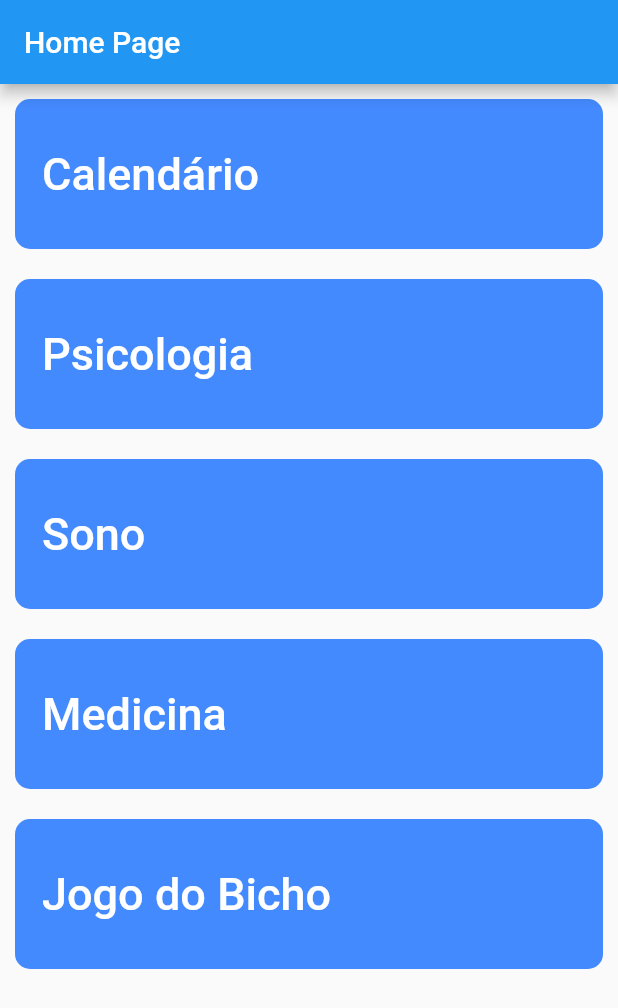
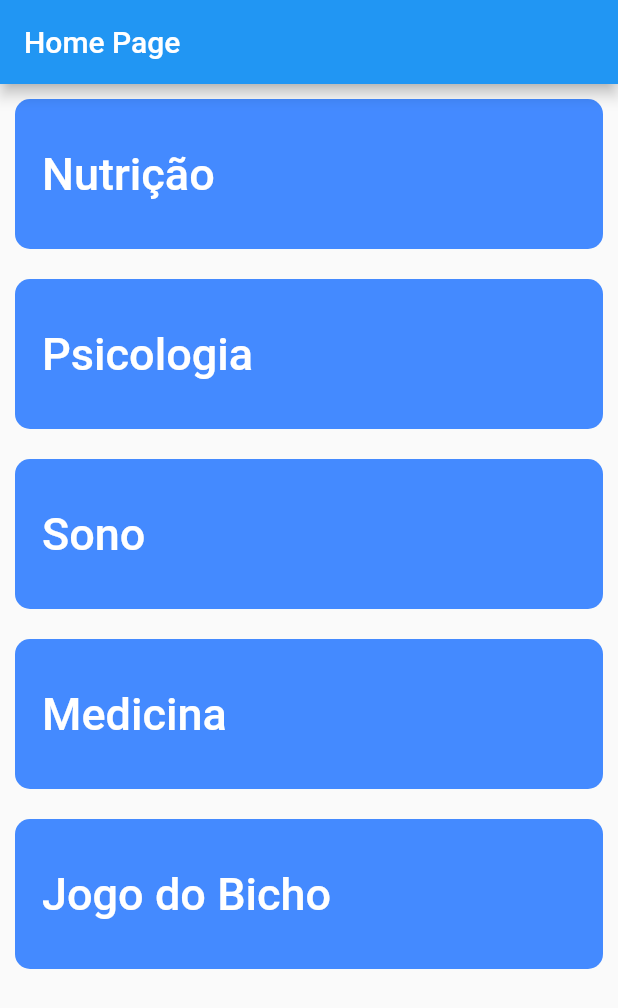
Before and after one commit to lutzzdias/calendar-flutter, a Flutter app: the screen it shows after launch, on a phone screen of 412 x 824 dp. Shown: the top 1008 px of the screen. Run offline on Flutter 3.47's test engine with Material 2 defaults, Android fonts, the phone set to English and light mode, and no system bars.

Commit message:
Alterado nome de calendário para nutrição

```diff
--- a/lib/Presentation/Pages/home_page.dart
+++ b/lib/Presentation/Pages/home_page.dart
@@ -13,7 +13,7 @@ class HomePage extends StatelessWidget {
       body: SingleChildScrollView(
         child: Column(
           children: const [
-            HomeButton(title: "Calendário", nextScreen: CalendarPage()),
+            HomeButton(title: "Nutrição", nextScreen: CalendarPage()),
             HomeButton(title: "Psicologia", nextScreen: TestPage()),
             HomeButton(title: "Sono", nextScreen: TestPage()),
             HomeButton(title: "Medicina", nextScreen: TestPage()),
```
